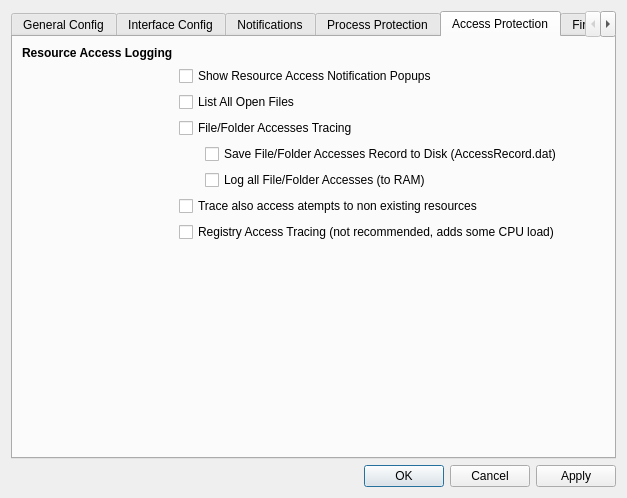
Above: MajorPrivacy/Forms/SettingsWindow.ui from xanasoft/MajorPrivacy before the change. Below: the same form after it.
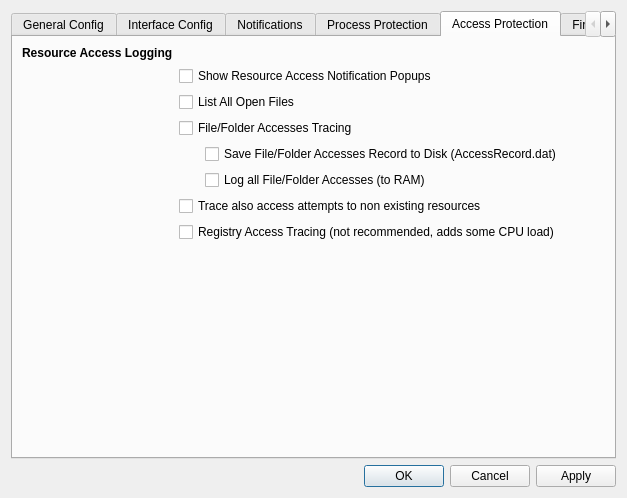
That is the form after the change. The open tabs and pages were chosen to show the change. Icons and pictures are not drawn.

Patch:
```diff
--- a/MajorPrivacy/Forms/SettingsWindow.ui
+++ b/MajorPrivacy/Forms/SettingsWindow.ui
@@ -437,7 +437,7 @@
            <item row="6" column="1" colspan="2">
             <widget class="QCheckBox" name="chkLogNotFound">
              <property name="text">
-              <string>Trace also access atempts to non existing resources</string>
+              <string>Trace also access attempts to non existing resources</string>
              </property>
             </widget>
            </item>
```
Left out of the diff: 6 changed lines with no effect on the pictures.
